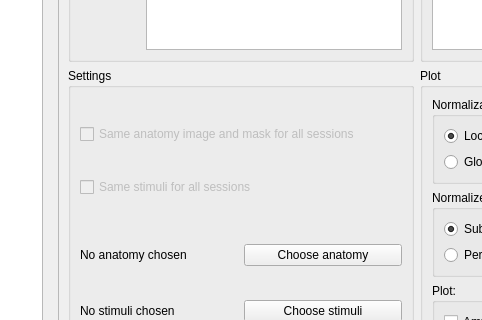
Above: src/ui/mainwindow.ui from pfechd/jabe before the change; both pictures show x 306 to 788 and y 179 to 499 of the 1100 by 691 pixel window. Below: the same form after it.
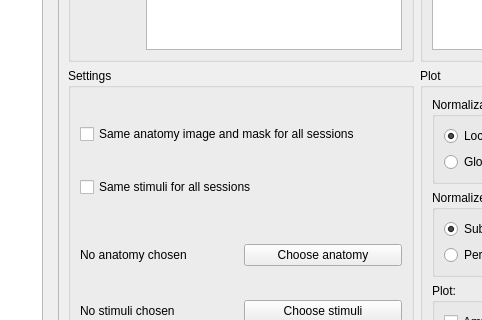
That is the form after the change.

```diff
--- a/src/ui/mainwindow.ui
+++ b/src/ui/mainwindow.ui
@@ -215,7 +215,7 @@
                 <item>
                  <widget class="QCheckBox" name="checkBox_2">
                   <property name="enabled">
-                   <bool>false</bool>
+                   <bool>true</bool>
                   </property>
                   <property name="text">
                    <string>Same anatomy image and mask for all sessions</string>
@@ -225,7 +225,7 @@
                 <item>
                  <widget class="QCheckBox" name="checkBox">
                   <property name="enabled">
-                   <bool>false</bool>
+                   <bool>true</bool>
                   </property>
                   <property name="text">
                    <string>Same stimuli for all sessions</string>
```
Left out of the diff: 12 changed lines with no effect on the pictures.
